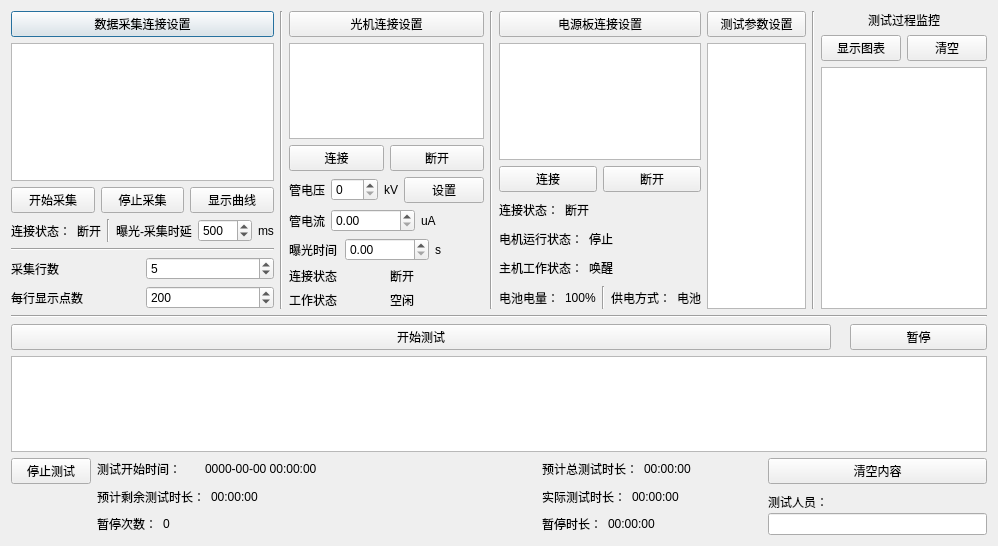
Old version of the form main_dialog.ui in the repository curious-heart/X-exposer-tool.
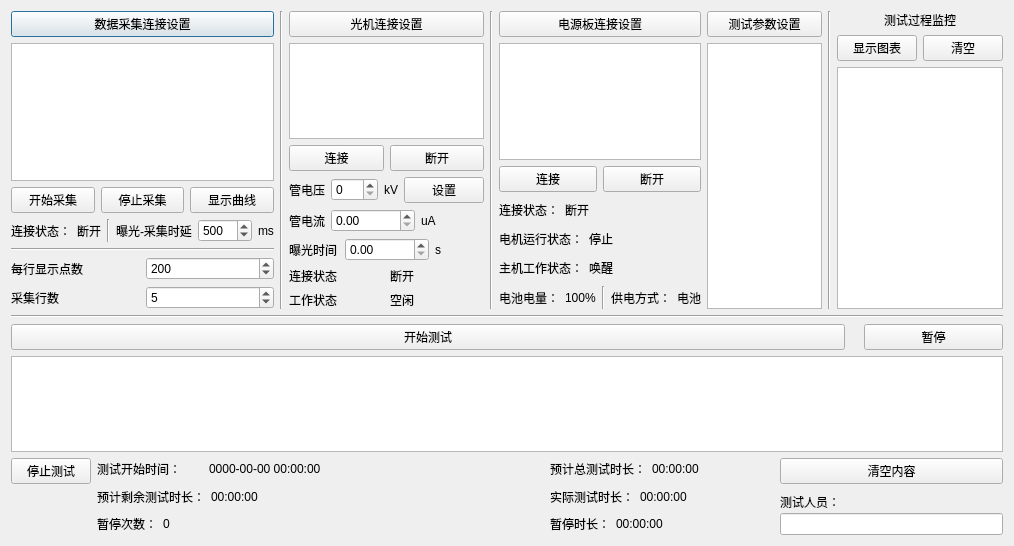
New version of the form.

```diff
--- a/main_dialog.ui
+++ b/main_dialog.ui
@@ -6,7 +6,7 @@
    <rect>
     <x>0</x>
     <y>0</y>
-    <width>998</width>
+    <width>1014</width>
     <height>546</height>
    </rect>
   </property>
@@ -128,27 +128,6 @@
          </property>
         </widget>
        </item>
-       <item>
-        <layout class="QHBoxLayout" name="horizontalLayout_11">
-         <item>
-          <widget class="QLabel" name="dataCollRowCntLbl">
-           <property name="text">
-            <string>采集行数</string>
-           </property>
-          </widget>
-         </item>
-         <item>
-          <widget class="QSpinBox" name="dataCollRowCntSpinbox">
-           <property name="maximum">
-            <number>16777215</number>
-           </property>
-           <property name="value">
-            <number>5</number>
-           </property>
-          </widget>
-         </item>
-        </layout>
-       </item>
        <item>
         <layout class="QHBoxLayout" name="horizontalLayout_16">
          <item>
@@ -170,6 +149,27 @@
          </item>
         </layout>
        </item>
+       <item>
+        <layout class="QHBoxLayout" name="horizontalLayout_11">
+         <item>
+          <widget class="QLabel" name="dataCollRowCntLbl">
+           <property name="text">
+            <string>采集行数</string>
+           </property>
+          </widget>
+         </item>
+         <item>
+          <widget class="QSpinBox" name="dataCollRowCntSpinbox">
+           <property name="maximum">
+            <number>16777215</number>
+           </property>
+           <property name="value">
+            <number>5</number>
+           </property>
+          </widget>
+         </item>
+        </layout>
+       </item>
       </layout>
      </item>
      <item>
```
Left out of the diff: 4 changed lines with no effect on the pictures.
